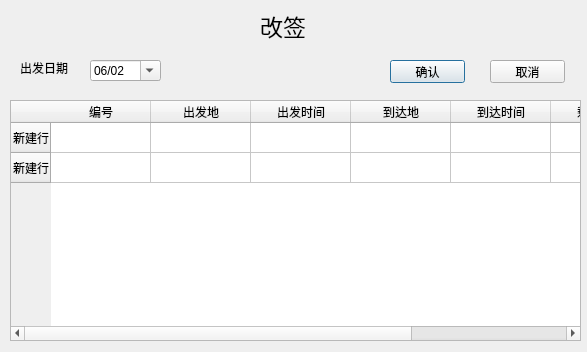
This is Client/Dingpiao/dingpiaoxitong/endorse.ui in ticketgroup/qichedinggpiao as Qt 5 draws it before an edit. The edited form follows.
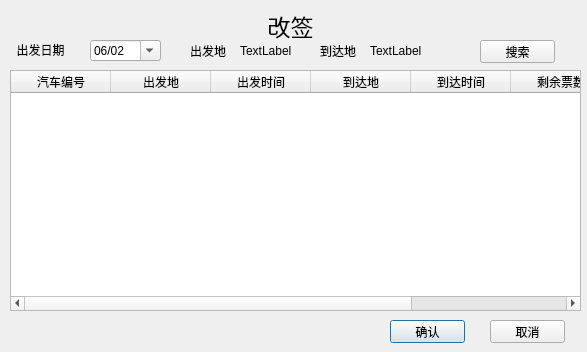
This is the edited form.

The edit to the form file:
```diff
--- a/Client/Dingpiao/dingpiaoxitong/endorse.ui
+++ b/Client/Dingpiao/dingpiaoxitong/endorse.ui
@@ -17,24 +17,14 @@
    <property name="geometry">
     <rect>
      <x>10</x>
-     <y>100</y>
+     <y>70</y>
      <width>571</width>
      <height>241</height>
     </rect>
    </property>
-   <row>
-    <property name="text">
-     <string>新建行</string>
-    </property>
-   </row>
-   <row>
-    <property name="text">
-     <string>新建行</string>
-    </property>
-   </row>
    <column>
     <property name="text">
-     <string>编号</string>
+     <string>汽车编号</string>
     </property>
    </column>
    <column>
@@ -72,7 +62,7 @@
    <property name="geometry">
     <rect>
      <x>390</x>
-     <y>60</y>
+     <y>320</y>
      <width>75</width>
      <height>23</height>
     </rect>
@@ -85,7 +75,7 @@
    <property name="geometry">
     <rect>
      <x>490</x>
-     <y>60</y>
+     <y>320</y>
      <width>75</width>
      <height>23</height>
     </rect>
@@ -97,9 +87,9 @@
   <widget class="QLabel" name="label">
    <property name="geometry">
     <rect>
-     <x>260</x>
+     <x>0</x>
      <y>10</y>
-     <width>51</width>
+     <width>581</width>
      <height>31</height>
     </rect>
    </property>
@@ -111,25 +101,31 @@
    <property name="text">
     <string>改签</string>
    </property>
+   <property name="alignment">
+    <set>Qt::AlignCenter</set>
+   </property>
   </widget>
   <widget class="QLabel" name="label_4">
    <property name="geometry">
     <rect>
-     <x>20</x>
-     <y>60</y>
-     <width>51</width>
-     <height>16</height>
+     <x>0</x>
+     <y>40</y>
+     <width>81</width>
+     <height>20</height>
     </rect>
    </property>
    <property name="text">
     <string>出发日期</string>
    </property>
+   <property name="alignment">
+    <set>Qt::AlignCenter</set>
+   </property>
   </widget>
   <widget class="QDateEdit" name="dateEdit">
    <property name="geometry">
     <rect>
      <x>90</x>
-     <y>60</y>
+     <y>40</y>
      <width>71</width>
      <height>21</height>
     </rect>
@@ -157,6 +153,71 @@
     </date>
    </property>
   </widget>
+  <widget class="QLabel" name="label_2">
+   <property name="geometry">
+    <rect>
+     <x>190</x>
+     <y>40</y>
+     <width>41</width>
+     <height>21</height>
+    </rect>
+   </property>
+   <property name="text">
+    <string>出发地</string>
+   </property>
+  </widget>
+  <widget class="QLabel" name="label_3">
+   <property name="geometry">
+    <rect>
+     <x>320</x>
+     <y>40</y>
+     <width>51</width>
+     <height>21</height>
+    </rect>
+   </property>
+   <property name="text">
+    <string>到达地</string>
+   </property>
+  </widget>
+  <widget class="QLabel" name="label_5">
+   <property name="geometry">
+    <rect>
+     <x>240</x>
+     <y>40</y>
+     <width>51</width>
+     <height>21</height>
+    </rect>
+   </property>
+   <property name="text">
+    <string>TextLabel</string>
+   </property>
+  </widget>
+  <widget class="QLabel" name="label_6">
+   <property name="geometry">
+    <rect>
+     <x>370</x>
+     <y>40</y>
+     <width>61</width>
+     <height>21</height>
+    </rect>
+   </property>
+   <property name="text">
+    <string>TextLabel</string>
+   </property>
+  </widget>
+  <widget class="QPushButton" name="pushButton_3">
+   <property name="geometry">
+    <rect>
+     <x>480</x>
+     <y>40</y>
+     <width>75</width>
+     <height>23</height>
+    </rect>
+   </property>
+   <property name="text">
+    <string>搜索</string>
+   </property>
+  </widget>
  </widget>
  <resources/>
  <connections>
```
